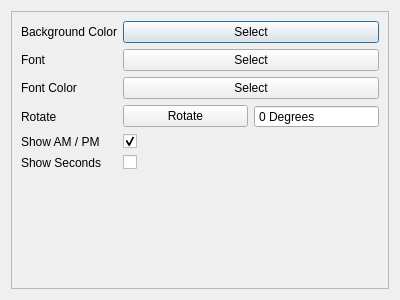
The window that UI/dreamy_options.ui (textbrowser/dreamy) describes before a commit, drawn with Qt 5.
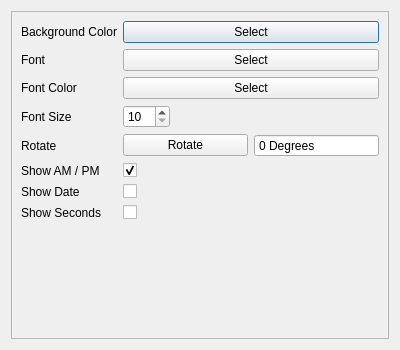
The same window after the commit.

```diff
--- a/UI/dreamy_options.ui
+++ b/UI/dreamy_options.ui
@@ -7,7 +7,7 @@
     <x>0</x>
     <y>0</y>
     <width>400</width>
-    <height>300</height>
+    <height>350</height>
    </rect>
   </property>
   <property name="windowTitle">
@@ -25,7 +25,7 @@
         <x>0</x>
         <y>0</y>
         <width>384</width>
-        <height>284</height>
+        <height>334</height>
        </rect>
       </property>
       <layout class="QFormLayout" name="formLayout">
@@ -71,14 +71,14 @@
          </property>
         </widget>
        </item>
-       <item row="3" column="0">
+       <item row="4" column="0">
         <widget class="QLabel" name="label_7">
          <property name="text">
           <string>Rotate</string>
          </property>
         </widget>
        </item>
-       <item row="3" column="1">
+       <item row="4" column="1">
         <layout class="QHBoxLayout" name="horizontalLayout">
          <item>
           <layout class="QHBoxLayout" name="horizontalLayout_2">
@@ -106,14 +106,14 @@
          </item>
         </layout>
        </item>
-       <item row="4" column="0">
+       <item row="5" column="0">
         <widget class="QLabel" name="label_5">
          <property name="text">
           <string>Show AM / PM</string>
          </property>
         </widget>
        </item>
-       <item row="4" column="1">
+       <item row="5" column="1">
         <widget class="QCheckBox" name="show_am_pm">
          <property name="text">
           <string/>
@@ -123,20 +123,68 @@
          </property>
         </widget>
        </item>
-       <item row="5" column="0">
+       <item row="7" column="0">
         <widget class="QLabel" name="label_4">
          <property name="text">
           <string>Show Seconds</string>
          </property>
         </widget>
        </item>
-       <item row="5" column="1">
+       <item row="7" column="1">
         <widget class="QCheckBox" name="show_seconds">
          <property name="text">
           <string/>
          </property>
         </widget>
        </item>
+       <item row="3" column="0">
+        <widget class="QLabel" name="label_6">
+         <property name="text">
+          <string>Font Size</string>
+         </property>
+        </widget>
+       </item>
+       <item row="3" column="1">
+        <layout class="QHBoxLayout" name="horizontalLayout_3">
+         <item>
+          <widget class="QSpinBox" name="font_size">
+           <property name="minimum">
+            <number>10</number>
+           </property>
+           <property name="maximum">
+            <number>200</number>
+           </property>
+          </widget>
+         </item>
+         <item>
+          <spacer name="horizontalSpacer">
+           <property name="orientation">
+            <enum>Qt::Horizontal</enum>
+           </property>
+           <property name="sizeHint" stdset="0">
+            <size>
+             <width>40</width>
+             <height>20</height>
+            </size>
+           </property>
+          </spacer>
+         </item>
+        </layout>
+       </item>
+       <item row="6" column="0">
+        <widget class="QLabel" name="label_8">
+         <property name="text">
+          <string>Show Date</string>
+         </property>
+        </widget>
+       </item>
+       <item row="6" column="1">
+        <widget class="QCheckBox" name="show_date">
+         <property name="text">
+          <string/>
+         </property>
+        </widget>
+       </item>
       </layout>
      </widget>
     </widget>
```
Left out of the diff: 2 changed lines with no effect on the pictures.
